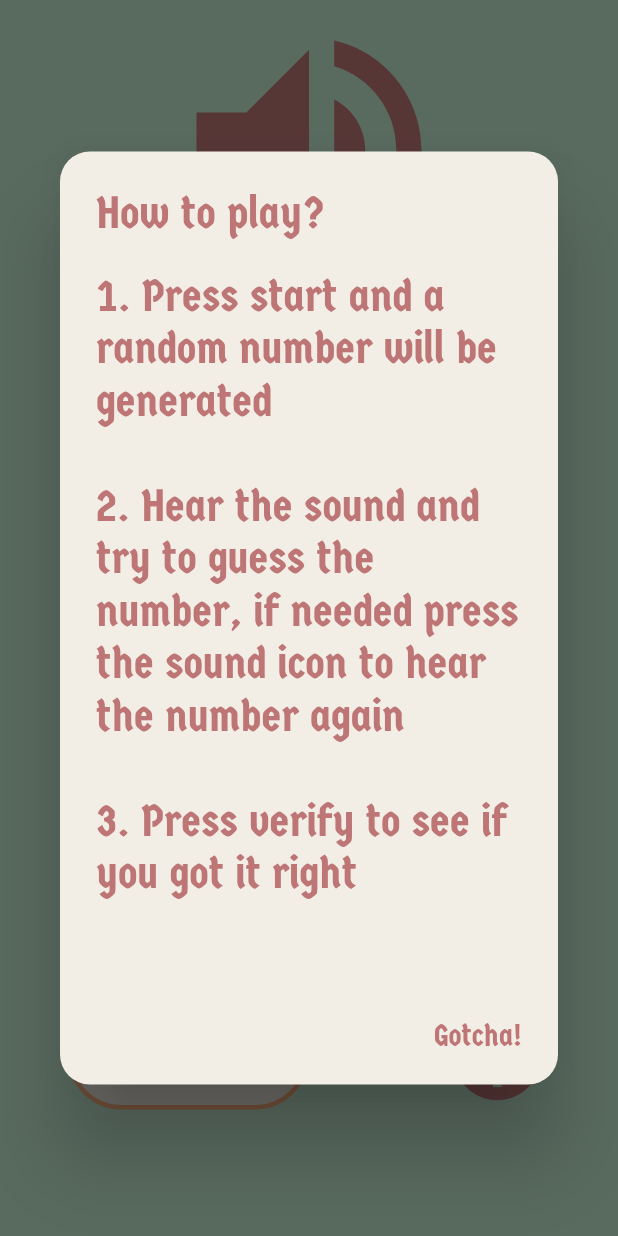
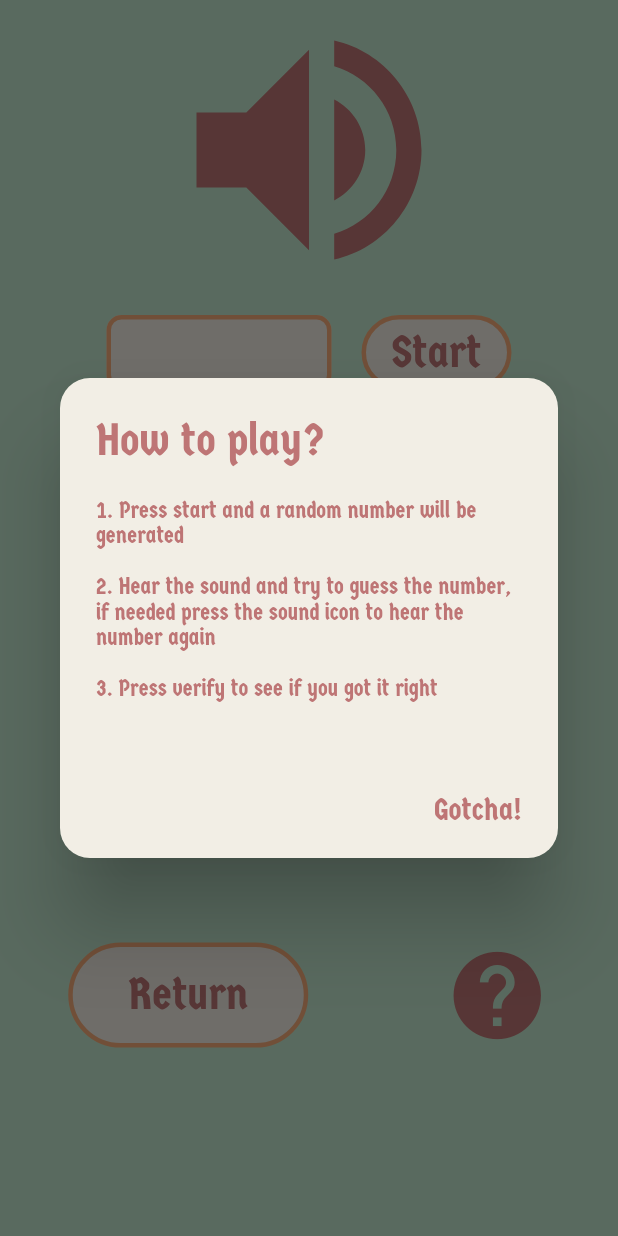
Before and after one commit to pydoni/Flutter-Die-numbers, a Flutter app: the Generator screen opened directly with empty values, after a tap on the "help" icon, on a phone screen of 412 x 824 dp. Run offline on Flutter 3.47's test engine with Material 2 defaults, Android fonts, the phone set to English and light mode, and no system bars; our stand-ins replace flutter_tts.

Commit message:
minor fixes

```diff
--- a/lib/Screens/game.dart
+++ b/lib/Screens/game.dart
@@ -39,6 +39,11 @@ class _GeneratorState extends State<Generator> {
       fontFamily: 'germania',
       fontSize: 30,
     );
+    TextStyle diastyle = TextStyle(
+      color: cf,
+      fontFamily: 'germania',
+      fontSize: 15,
+    );
 
     final FlutterTts flutterTts = FlutterTts();
 
@@ -56,9 +61,9 @@ class _GeneratorState extends State<Generator> {
             content: SingleChildScrollView(
               child: ListBody(
                 children: <Widget>[
-                  Text("1. Press start and a random number will be generated\n", style: basestyle,),
-                  Text("2. Hear the sound and try to guess the number, if needed press the sound icon to hear the number again\n", style: basestyle,),
-                  Text("3. Press verify to see if you got it right\n",style: basestyle,),
+                  Text("1. Press start and a random number will be generated\n", style: diastyle,),
+                  Text("2. Hear the sound and try to guess the number, if needed press the sound icon to hear the number again\n", style: diastyle,),
+                  Text("3. Press verify to see if you got it right\n",style: diastyle,),
 
                 ],
               ),
@@ -194,7 +199,7 @@ class _GeneratorState extends State<Generator> {
 
             //TODO send this row to the end of the screen without using margin
             Container(
-              margin: EdgeInsets.fromLTRB(0, MediaQuery.of(context).size.height * 0.40 , 0,0 ),
+              margin: EdgeInsets.fromLTRB(0, MediaQuery.of(context).size.height * 0.35 , 0,0 ),
               child: Row(
                 mainAxisAlignment: MainAxisAlignment.spaceAround,
                 children: <Widget>[
--- a/lib/Screens/selection.dart
+++ b/lib/Screens/selection.dart
@@ -41,7 +41,7 @@ class _SelectionState extends State<Selection> {
               ),
               Positioned(
                 top: 80,
-                left: MediaQuery.of(context).size.width * 0.20,
+                left: MediaQuery.of(context).size.width * 0.17,
                 child: Container(
                   height: 200,
                   child: Center(
```
